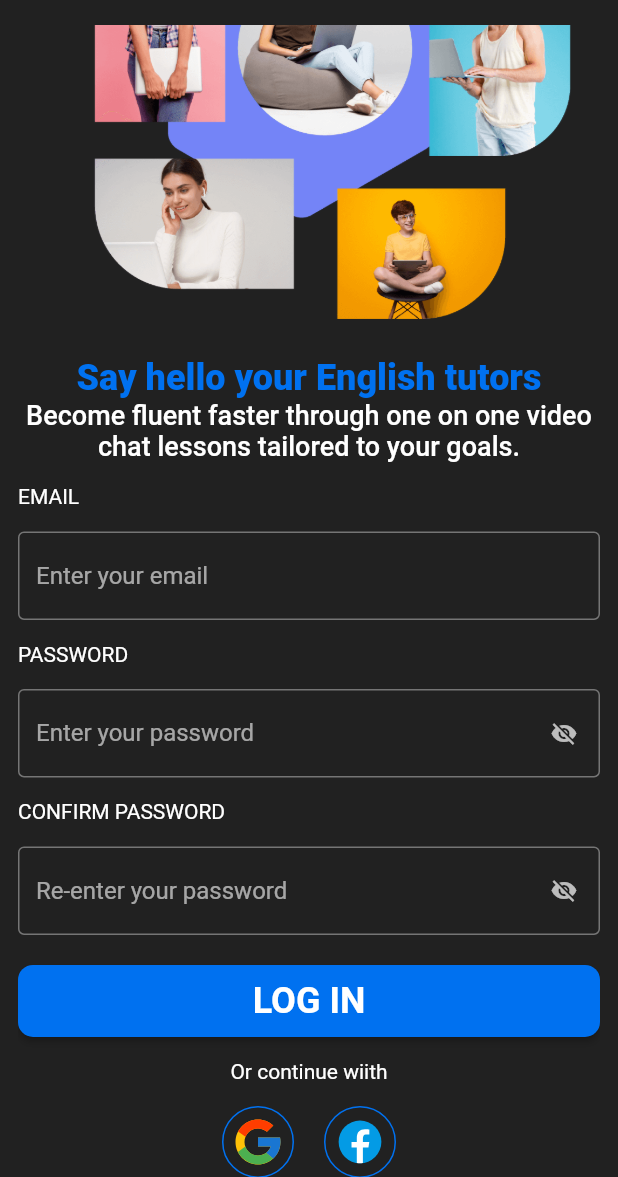
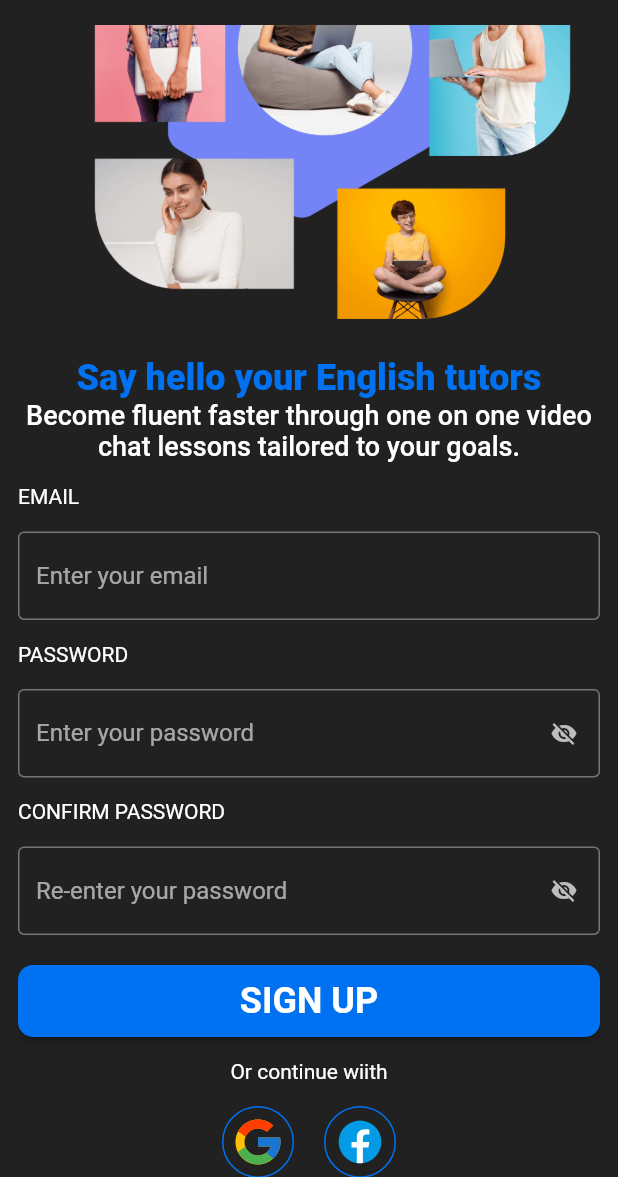
Before and after one commit to phamduygit/lettutor-app, a Flutter app: the RegisterScreen screen opened directly, scrolled down 163 dp, on a phone screen of 412 x 824 dp, the part 59-1236 px from its top. Run offline on Flutter 3.47's test engine with Material 2 defaults, Android fonts, the phone set to English and light mode, and no system bars; our stand-ins replace country_picker, easy_localization, flutter_countdown_timer, flutter_svg, image_picker, readmore and 2 more; missing offline and left inert: language_picker; accounts and stored records are empty.

Commit message:
complete multiple langeuage

```diff
--- a/lib/constants/app_theme.dart
+++ b/lib/constants/app_theme.dart
@@ -7,6 +7,7 @@ ThemeData lightTheme = ThemeData(
     foregroundColor: Colors.black,
     elevation: 0,
   ),
+  primaryColorLight: Colors.black,
   primaryColor: Colors.white,
   primaryColorBrightness: Brightness.light,
   primaryColorDark: Colors.black,
--- a/lib/screens/Auth/Components/email_form_field.dart
+++ b/lib/screens/Auth/Components/email_form_field.dart
@@ -1,4 +1,5 @@
 import 'package:flutter/material.dart';
+import 'package:easy_localization/easy_localization.dart';
 
 class EmailTextField extends StatelessWidget {
   const EmailTextField({
@@ -12,28 +13,28 @@ class EmailTextField extends StatelessWidget {
       children: [
         Row(
           mainAxisAlignment: MainAxisAlignment.start,
-          children: const [
-            Text(
+          children: [
+            const Text(
               "EMAIL",
               textAlign: TextAlign.left,
-            ),
+            ).tr(),
           ],
         ),
         const SizedBox(height: 15),
         TextFormField(
           keyboardType: TextInputType.emailAddress,
-          decoration: const InputDecoration(
-            border: OutlineInputBorder(),
-            hintText: "Enter your email",
+          decoration: InputDecoration(
+            border: const OutlineInputBorder(),
+            hintText: tr("Enter your email"),
           ),
           validator: (value) {
             if (value == null || value.isEmpty) {
-              return 'Please enter some text';
+              return tr('Please enter some text');
             } else {
               if (!RegExp(
                       r"^[a-zA-Z0-9.a-zA-Z0-9.!#$%&'*+-/=?^_`{|}~]+@[a-zA-Z0-9]+\.[a-zA-Z]+")
                   .hasMatch(value)) {
-                return 'Invalid email';
+                return tr('Invalid email');
               }
             }
             return null;
--- a/lib/screens/Auth/Components/introduction_app.dart
+++ b/lib/screens/Auth/Components/introduction_app.dart
@@ -1,5 +1,6 @@
 import 'package:flutter/material.dart';
 import 'package:lettutor_app/constants/app_constants.dart';
+import 'package:easy_localization/easy_localization.dart';
 
 class IntroductionApp extends StatelessWidget {
   const IntroductionApp({
@@ -20,13 +21,12 @@ class IntroductionApp extends StatelessWidget {
             fontWeight: FontWeight.w800,
           ),
           textAlign: TextAlign.center,
-        ),
+        ).tr(),
         const Text(
           "Become fluent faster through one on one video chat lessons tailored to your goals.",
-          style:
-              TextStyle(fontSize: 18, fontWeight: FontWeight.w500),
+          style: TextStyle(fontSize: 18, fontWeight: FontWeight.w500),
           textAlign: TextAlign.center,
-        ),
+        ).tr(),
       ],
     );
   }
--- a/lib/screens/Auth/Components/login_fb_gg.dart
+++ b/lib/screens/Auth/Components/login_fb_gg.dart
@@ -1,5 +1,5 @@
 import 'package:flutter/material.dart';
-
+import 'package:easy_localization/easy_localization.dart';
 import 'border_icon_button.dart';
 
 class LoginFacebookGoogle extends StatelessWidget {
@@ -11,7 +11,7 @@ class LoginFacebookGoogle extends StatelessWidget {
   Widget build(BuildContext context) {
     return Column(
       children: [
-        const Text("Or continue wiith"),
+        const Text("Or continue wiith").tr(),
         const SizedBox(height: 15),
         Row(
           mainAxisAlignment: MainAxisAlignment.center,
--- a/lib/screens/Auth/Components/login_form_field.dart
+++ b/lib/screens/Auth/Components/login_form_field.dart
@@ -9,6 +9,7 @@ import 'package:provider/provider.dart';
 import 'package:shared_preferences/shared_preferences.dart';
 import 'package:uuid/uuid.dart';
 import 'default_button.dart';
+import 'package:easy_localization/easy_localization.dart';
 
 class MyFormField extends StatefulWidget {
   const MyFormField({Key? key}) : super(key: key);
@@ -48,7 +49,7 @@ class _MyFormFieldState extends State<MyFormField> {
             children: [
               TextButton(
                 child: Text(
-                    "Forget Password? ${context.watch<LocalApp>().getCurrentUserID}"),
+                    "Forget Password? ${context.watch<LocalApp>().getCurrentUserID}",).tr(),
                 onPressed: () {
                   Navigator.push(
                     context,
@@ -64,7 +65,7 @@ class _MyFormFieldState extends State<MyFormField> {
           ),
           const SizedBox(height: 10),
           DefaultButton(
-            content: 'LOG IN',
+            content: tr('LOG IN'),
             press: () async {
               if (_formKey.currentState!.validate()) {
                 _formKey.currentState!.save();
--- a/lib/screens/Auth/Components/re_enter_password_form_field.dart
+++ b/lib/screens/Auth/Components/re_enter_password_form_field.dart
@@ -1,12 +1,15 @@
 import 'package:flutter/material.dart';
+import 'package:easy_localization/easy_localization.dart';
 
 class ReEnterPasswordTextField extends StatefulWidget {
   const ReEnterPasswordTextField({
-    Key? key, required this.password,
+    Key? key,
+    required this.password,
   }) : super(key: key);
   final String password;
   @override
-  State<ReEnterPasswordTextField> createState() => _ReEnterPasswordTextFieldState();
+  State<ReEnterPasswordTextField> createState() =>
+      _ReEnterPasswordTextFieldState();
 }
 
 class _ReEnterPasswordTextFieldState extends State<ReEnterPasswordTextField> {
@@ -18,11 +21,11 @@ class _ReEnterPasswordTextFieldState extends State<ReEnterPasswordTextField> {
       children: [
         Row(
           mainAxisAlignment: MainAxisAlignment.start,
-          children: const [
-            Text(
+          children:  [
+            const Text(
               "CONFIRM PASSWORD",
               textAlign: TextAlign.left,
-            ),
+            ).tr(),
           ],
         ),
         const SizedBox(height: 15),
@@ -30,7 +33,7 @@ class _ReEnterPasswordTextFieldState extends State<ReEnterPasswordTextField> {
           obscureText: !showPassword,
           decoration: InputDecoration(
             border: const OutlineInputBorder(),
-            hintText: "Re-enter your password",
+            hintText: tr("Re-enter your password"),
             suffixIcon: SizedBox(
               height: 18.0,
               width: 18.0,
@@ -52,14 +55,13 @@ class _ReEnterPasswordTextFieldState extends State<ReEnterPasswordTextField> {
           ),
           validator: (value) {
             if (value == null || value.isEmpty) {
-              return 'Please enter some text';
-            }
-            else {
+              return tr('Please enter some text');
+            } else {
               if (value.length < 8) {
-                return 'Password at least 8 charactor';
+                return tr('Password at least 8 charactor');
               }
               if (value != widget.password) {
-                return 'Confirm password does not match';
+                return tr('Confirm password does not match');
               }
             }
             return null;
--- a/lib/screens/Auth/Components/register_form_field.dart
+++ b/lib/screens/Auth/Components/register_form_field.dart
@@ -2,7 +2,7 @@ import 'package:flutter/material.dart';
 import 'package:lettutor_app/screens/auth/components/email_form_field.dart';
 import 'package:lettutor_app/screens/auth/components/re_enter_password_form_field.dart';
 import 'package:lettutor_app/screens/auth/components/secure_text_field.dart';
-
+import 'package:easy_localization/easy_localization.dart';
 import 'default_button.dart';
 
 class RegisterFormField extends StatefulWidget {
@@ -48,7 +48,7 @@ class _RegisterFormFieldState extends State<RegisterFormField> {
           ),
           const SizedBox(height: 20),
           DefaultButton(
-            content: 'LOG IN',
+            content: tr('SIGN UP'),
             press: () {
               _formKey.currentState!.save();
               if (_formKey.currentState!.validate()) {
--- a/lib/screens/Auth/Components/secure_text_field.dart
+++ b/lib/screens/Auth/Components/secure_text_field.dart
@@ -1,4 +1,5 @@
 import 'package:flutter/material.dart';
+import 'package:easy_localization/easy_localization.dart';
 
 class PasswordTextField extends StatefulWidget {
   const PasswordTextField({
@@ -18,11 +19,11 @@ class _PasswordTextFieldState extends State<PasswordTextField> {
       children: [
         Row(
           mainAxisAlignment: MainAxisAlignment.start,
-          children: const [
-            Text(
+          children: [
+            const Text(
               "PASSWORD",
               textAlign: TextAlign.left,
-            ),
+            ).tr(),
           ],
         ),
         const SizedBox(height: 15),
@@ -30,7 +31,7 @@ class _PasswordTextFieldState extends State<PasswordTextField> {
           obscureText: !showPassword,
           decoration: InputDecoration(
             border: const OutlineInputBorder(),
-            hintText: "Enter your password",
+            hintText: tr("Enter your password"),
             suffixIcon: SizedBox(
               height: 18.0,
               width: 18.0,
@@ -52,11 +53,11 @@ class _PasswordTextFieldState extends State<PasswordTextField> {
           ),
           validator: (value) {
             if (value == null || value.isEmpty) {
-              return 'Please enter some text';
+              return tr('Please enter some text');
             }
             else {
               if (value.length < 8) {
-                return 'Password at least 8 charactor';
+                return tr('Password at least 8 charactor');
               }
             }
             return null;
--- a/lib/screens/Auth/register_screen.dart
+++ b/lib/screens/Auth/register_screen.dart
@@ -3,6 +3,7 @@ import 'package:lettutor_app/constants/app_constants.dart';
 import 'package:lettutor_app/screens/Auth/Components/introduction_app.dart';
 import 'package:lettutor_app/screens/Auth/Components/login_fb_gg.dart';
 import 'package:lettutor_app/screens/Auth/Components/register_form_field.dart';
+import 'package:easy_localization/easy_localization.dart';
 
 class RegisterScreen extends StatelessWidget {
   const RegisterScreen({Key? key}) : super(key: key);
@@ -11,7 +12,7 @@ class RegisterScreen extends StatelessWidget {
   Widget build(BuildContext context) {
     return Scaffold(
       appBar: AppBar(
-        title: const Text("Sign up"),
+        title: const Text("Sign up").tr(),
         elevation: 0,
       ),
       body: SafeArea(
--- a/lib/screens/detail_teacher/components/booking_detail_screen.dart
+++ b/lib/screens/detail_teacher/components/booking_detail_screen.dart
@@ -1,5 +1,4 @@
 import 'package:flutter/material.dart';
-import 'package:intl/intl.dart';
 import 'package:lettutor_app/constants/app_constants.dart';
 import 'package:lettutor_app/models/meeting.dart';
 import 'package:lettutor_app/models/teacher.dart';
--- a/lib/screens/detail_teacher/components/date_button.dart
+++ b/lib/screens/detail_teacher/components/date_button.dart
@@ -1,5 +1,4 @@
 import 'package:flutter/material.dart';
-import 'package:intl/intl.dart';
 import 'package:lettutor_app/constants/app_constants.dart';
 import 'package:lettutor_app/models/pattern.dart';
 import 'package:lettutor_app/models/teacher.dart';
--- a/lib/screens/profile/components/courses_text_form_field.dart
+++ b/lib/screens/profile/components/courses_text_form_field.dart
@@ -19,8 +19,8 @@ class CoursesTextFormField extends StatefulWidget {
 class _CoursesTextFormFieldState extends State<CoursesTextFormField> {
   static final List<String> _courses = [
     "English for kids",
-    "Business English",
-    "Conversational English",
+    "English for business",
+    "Conversational",
     "STARTERS",
     "MOVERS",
     "FLYERS",
--- a/lib/screens/profile/components/normal_text_form_filed.dart
+++ b/lib/screens/profile/components/normal_text_form_filed.dart
@@ -34,7 +34,7 @@ class NormalTextFormField extends StatelessWidget {
         ),
         const SizedBox(height: 10),
         TextFormField(
-          keyboardType: TextInputType.none,
+          keyboardType: TextInputType.text,
           maxLines: null,
           decoration: InputDecoration(
             border: const OutlineInputBorder(),
--- a/lib/screens/setting/components/option_card.dart
+++ b/lib/screens/setting/components/option_card.dart
@@ -14,7 +14,7 @@ class OptionCard extends StatelessWidget {
       child: ElevatedButton(
         style: ElevatedButton.styleFrom(
           primary: Theme.of(context).primaryColor,
-          // onPrimary: Colors.black,
+          onPrimary: Theme.of(context).primaryColorLight,
           padding: const EdgeInsets.all(12.0),
           shape: RoundedRectangleBorder(
             borderRadius: BorderRadius.circular(30),
--- a/lib/screens/up_comming/components/meeting_card.dart
+++ b/lib/screens/up_comming/components/meeting_card.dart
@@ -1,5 +1,4 @@
 import 'package:flutter/material.dart';
-import 'package:intl/intl.dart';
 import 'package:lettutor_app/models/meeting.dart';
 import 'package:lettutor_app/screens/up_comming/video_call_screen.dart';
 import 'package:easy_localization/easy_localization.dart';
--- a/pubspec.yaml
+++ b/pubspec.yaml
@@ -48,6 +48,7 @@ dependencies:
   uuid: ^3.0.5
   http: ^0.13.4
   easy_localization: ^3.0.0
+  google_sign_in: ^5.2.1
 
 
 dev_dependencies:
```
Also changed, not shown: assets/translations/en-US.json (+18 -1 lines), assets/translations/vi-VN.json (+18 -1 lines), lib/screens/Auth/forgot_password.dart (+5 -4 lines), lib/screens/Auth/login_screen.dart (+5 -4 lines), pubspec.lock, 2 other files.
